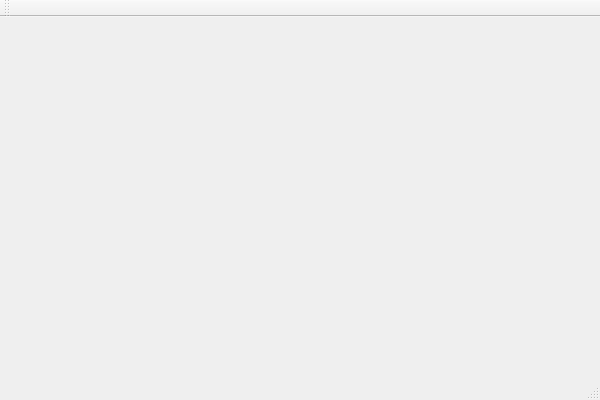
joseasoler/qwiimote, file wmainwindow.ui: the form before one commit.
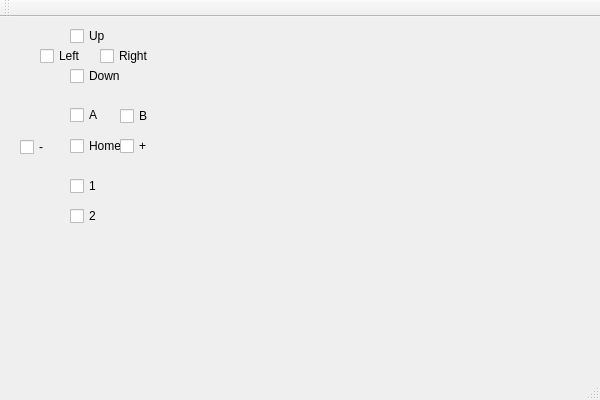
The form after the commit.

Commit message: Support for button data reporting.

Diff of the .ui file:
```diff
--- a/wmainwindow.ui
+++ b/wmainwindow.ui
@@ -13,7 +13,151 @@
   <property name="windowTitle">
    <string>WMainWindow</string>
   </property>
-  <widget class="QWidget" name="centralWidget"/>
+  <widget class="QWidget" name="centralWidget">
+   <widget class="QCheckBox" name="radio_up">
+    <property name="geometry">
+     <rect>
+      <x>70</x>
+      <y>10</y>
+      <width>51</width>
+      <height>18</height>
+     </rect>
+    </property>
+    <property name="text">
+     <string>Up</string>
+    </property>
+   </widget>
+   <widget class="QCheckBox" name="radio_left">
+    <property name="geometry">
+     <rect>
+      <x>40</x>
+      <y>30</y>
+      <width>41</width>
+      <height>18</height>
+     </rect>
+    </property>
+    <property name="text">
+     <string>Left</string>
+    </property>
+   </widget>
+   <widget class="QCheckBox" name="radio_right">
+    <property name="geometry">
+     <rect>
+      <x>100</x>
+      <y>30</y>
+      <width>84</width>
+      <height>18</height>
+     </rect>
+    </property>
+    <property name="text">
+     <string>Right</string>
+    </property>
+   </widget>
+   <widget class="QCheckBox" name="radio_down">
+    <property name="geometry">
+     <rect>
+      <x>70</x>
+      <y>50</y>
+      <width>84</width>
+      <height>18</height>
+     </rect>
+    </property>
+    <property name="text">
+     <string>Down</string>
+    </property>
+   </widget>
+   <widget class="QCheckBox" name="radio_a">
+    <property name="geometry">
+     <rect>
+      <x>70</x>
+      <y>88</y>
+      <width>41</width>
+      <height>20</height>
+     </rect>
+    </property>
+    <property name="text">
+     <string>A</string>
+    </property>
+   </widget>
+   <widget class="QCheckBox" name="radio_minus">
+    <property name="geometry">
+     <rect>
+      <x>20</x>
+      <y>120</y>
+      <width>41</width>
+      <height>20</height>
+     </rect>
+    </property>
+    <property name="text">
+     <string>-</string>
+    </property>
+   </widget>
+   <widget class="QCheckBox" name="radio_home">
+    <property name="geometry">
+     <rect>
+      <x>70</x>
+      <y>120</y>
+      <width>61</width>
+      <height>18</height>
+     </rect>
+    </property>
+    <property name="text">
+     <string>Home</string>
+    </property>
+   </widget>
+   <widget class="QCheckBox" name="radio_plus">
+    <property name="geometry">
+     <rect>
+      <x>120</x>
+      <y>120</y>
+      <width>31</width>
+      <height>18</height>
+     </rect>
+    </property>
+    <property name="text">
+     <string>+</string>
+    </property>
+   </widget>
+   <widget class="QCheckBox" name="radio_b">
+    <property name="geometry">
+     <rect>
+      <x>120</x>
+      <y>90</y>
+      <width>84</width>
+      <height>18</height>
+     </rect>
+    </property>
+    <property name="text">
+     <string>B</string>
+    </property>
+   </widget>
+   <widget class="QCheckBox" name="radio_1">
+    <property name="geometry">
+     <rect>
+      <x>70</x>
+      <y>160</y>
+      <width>84</width>
+      <height>18</height>
+     </rect>
+    </property>
+    <property name="text">
+     <string>1</string>
+    </property>
+   </widget>
+   <widget class="QCheckBox" name="radio_2">
+    <property name="geometry">
+     <rect>
+      <x>70</x>
+      <y>190</y>
+      <width>84</width>
+      <height>18</height>
+     </rect>
+    </property>
+    <property name="text">
+     <string>2</string>
+    </property>
+   </widget>
+  </widget>
   <widget class="QMenuBar" name="menuBar">
    <property name="geometry">
     <rect>
```
The commit also changes 4 other files.
